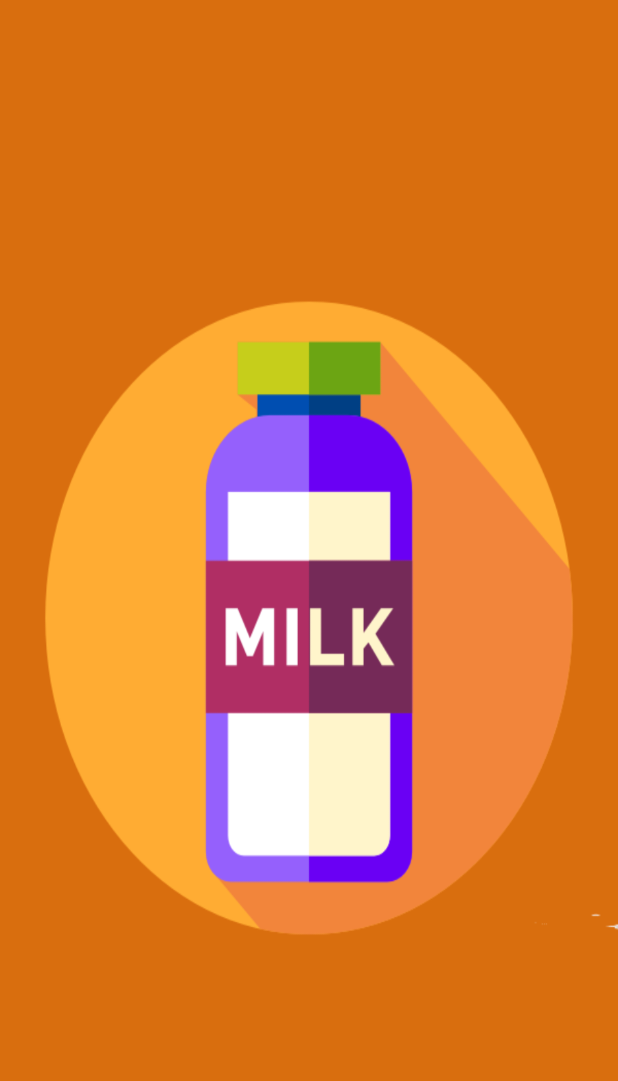
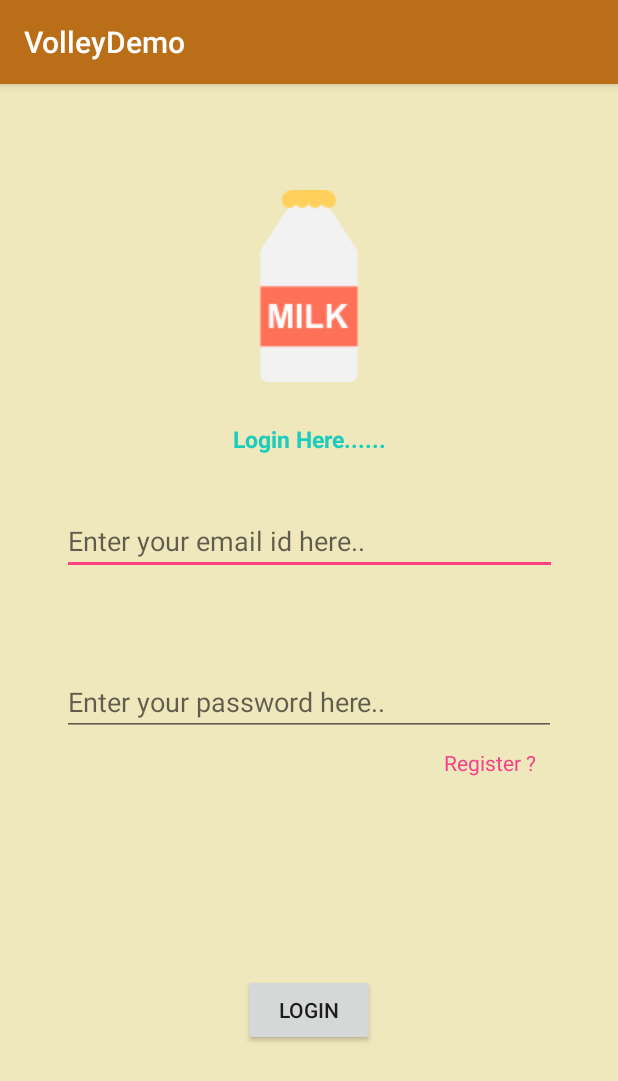
Before and after one commit to nikant20/VolleyDemo, an Android app: the screen it shows after launch (SplashActivity before the commit, LoginActivity after it), on a phone screen of 412 x 824 dp. Shown: the top 1081 px of the screen. Run offline under Robolectric (Android 15) with nearby library versions, the phone set to English and light mode, and no system bars; our stand-ins replace ButterKnife, Volley.

Commit message:
added login functionality.

```diff
--- a/app/build.gradle
+++ b/app/build.gradle
@@ -27,5 +27,6 @@ dependencies {
     compile 'com.android.support:appcompat-v7:25.3.1'
     compile 'com.android.support.constraint:constraint-layout:1.0.2'
     compile 'com.jakewharton:butterknife:8.8.1'
+    compile 'com.android.volley:volley:1.0.0'
     testCompile 'junit:junit:4.12'
 }
--- /dev/null
+++ b/app/src/main/java/com/example/nikant20/volleydemo/activity/activity/LoginActivity.java
@@ -0,0 +1,142 @@
+package com.example.nikant20.volleydemo.activity.activity;
+
+import android.content.Intent;
+import android.content.SharedPreferences;
+import android.support.v7.app.AppCompatActivity;
+import android.os.Bundle;
+import android.view.View;
+import android.widget.Button;
+import android.widget.EditText;
+import android.widget.TextView;
+import android.widget.Toast;
+import com.android.volley.AuthFailureError;
+import com.android.volley.Request;
+import com.android.volley.RequestQueue;
+import com.android.volley.Response;
+import com.android.volley.VolleyError;
+import com.android.volley.toolbox.StringRequest;
+import com.android.volley.toolbox.Volley;
+import com.example.nikant20.volleydemo.R;
+import com.example.nikant20.volleydemo.activity.model.User;
+import com.example.nikant20.volleydemo.activity.model.Util;
+import org.json.JSONObject;
+import java.util.HashMap;
+import java.util.Map;
+
+import butterknife.BindView;
+import butterknife.ButterKnife;
+
+public class LoginActivity extends AppCompatActivity implements View.OnClickListener {
+
+    @BindView(R.id.editTextEmail)
+    EditText editTextEmail;
+
+    @BindView(R.id.editTextPassword)
+    EditText editTextPassword;
+
+    @BindView(R.id.buttonLogin)
+    Button buttonLogin;
+
+    @BindView(R.id.textViewRegister)
+    TextView textViewRegister;
+
+    RequestQueue requestQueue;
+    StringRequest stringRequest;
+
+    User user;
+
+    SharedPreferences sharedPreferences;
+    SharedPreferences.Editor editor;
+
+
+    @Override
+    protected void onCreate(Bundle savedInstanceState) {
+        super.onCreate(savedInstanceState);
+        setContentView(R.layout.activity_login);
+
+        ButterKnife.bind(this);
+
+        requestQueue = Volley.newRequestQueue(this);
+        user = new User();
+
+        buttonLogin.setOnClickListener(this);
+        textViewRegister.setOnClickListener(this);
+
+
+    }
+
+    @Override
+    public void onClick(View v) {
+
+        switch (v.getId()) {
+
+            case R.id.buttonLogin:
+                user.setEmail(editTextEmail.getText().toString().trim());
+                user.setPassword(editTextPassword.getText().toString().trim());
+
+                loginUser();
+                break;
+            case R.id.textViewRegister:
+                Intent intent = new Intent(LoginActivity.this, SignUpActivity.class);
+                startActivity(intent);
+                break;
+
+        }
+
+    }
+
+    void loginUser() {
+
+        stringRequest = new StringRequest(Request.Method.POST, Util.LOGIN_ENDPOINT, new Response.Listener<String>() {
+            @Override
+            public void onResponse(String response) {
+
+                try {
+                    JSONObject jsonObject = new JSONObject(response);
+                    int success = jsonObject.getInt("success");
+                    String message = jsonObject.getString("message");
+
+                    Toast.makeText(LoginActivity.this, message, Toast.LENGTH_LONG).show();
+
+                    if (success == 1) {
+
+
+                        editor.putBoolean(Util.KEY_LOGREG, true);
+                        editor.commit();
+
+                        Intent intent = new Intent(LoginActivity.this, HomeActivity.class);
+                        startActivity(intent);
+                        finish();
+                    }
+
+                } catch (Exception e) {
+                    e.printStackTrace();
+                    Toast.makeText(LoginActivity.this, "Some Exception", Toast.LENGTH_LONG).show();
+                }
+            }
+        }, new Response.ErrorListener() {
+            @Override
+            public void onErrorResponse(VolleyError error) {
+                error.printStackTrace();
+                Toast.makeText(LoginActivity.this, "Some Volley Error", Toast.LENGTH_LONG).show();
+            }
+        })
+
+        {
+
+            @Override
+            protected Map<String, String> getParams() throws AuthFailureError {
+                Map<String, String> map = new HashMap<>();
+
+                map.put("email", user.getEmail());
+                map.put("password", user.getPassword());
+
+                return map;
+
+            }
+        }
+        ;
+
+        requestQueue.add(stringRequest);
+    }
+}
--- a/app/src/main/java/com/example/nikant20/volleydemo/activity/SplashActivity.java
+++ b/app/src/main/java/com/example/nikant20/volleydemo/activity/activity/SplashActivity.java
@@ -1,14 +1,18 @@
-package com.example.nikant20.volleydemo.activity;
+package com.example.nikant20.volleydemo.activity.activity;
 
 import android.content.Intent;
+import android.content.SharedPreferences;
 import android.os.Handler;
 import android.os.Message;
 import android.support.v7.app.AppCompatActivity;
 import android.os.Bundle;
 
 import com.example.nikant20.volleydemo.R;
+import com.example.nikant20.volleydemo.activity.model.Util;
 
 public class SplashActivity extends AppCompatActivity {
+
+    SharedPreferences sharedPreferences;
 
     @Override
     protected void onCreate(Bundle savedInstanceState) {
@@ -16,7 +20,16 @@ public class SplashActivity extends AppCompatActivity {
         getSupportActionBar().hide();
         setContentView(R.layout.activity_splash);
 
-        handler.sendEmptyMessageDelayed(001,10000);
+
+        sharedPreferences = getSharedPreferences(Util.PREFS_NAME, MODE_PRIVATE);
+        boolean check = sharedPreferences.getBoolean(Util.KEY_LOGREG, false);
+
+
+        if (check) {
+            handler.sendEmptyMessageDelayed(000, 3000);
+        } else
+            handler.sendEmptyMessageDelayed(100, 3000);
+
 
     }
 
@@ -25,13 +38,15 @@ public class SplashActivity extends AppCompatActivity {
 
         @Override
         public void handleMessage(Message msg) {
-            if (msg.what == 001) {
+            if (msg.what == 100) {
 
                 Intent intent = new Intent(SplashActivity.this, LoginActivity.class);
                 startActivity(intent);
                 finish();
-
-
+            }else{
+                Intent intent = new Intent(SplashActivity.this, SignUpActivity.class);
+                startActivity(intent);
+                finish();
             }
         }
     };
--- a/app/src/main/res/layout/activity_login.xml
+++ b/app/src/main/res/layout/activity_login.xml
@@ -2,8 +2,114 @@
 <android.support.constraint.ConstraintLayout xmlns:android="http://schemas.android.com/apk/res/android"
     xmlns:app="http://schemas.android.com/apk/res-auto"
     xmlns:tools="http://schemas.android.com/tools"
+    android:background="#efe8bd"
     android:layout_width="match_parent"
     android:layout_height="match_parent"
-    tools:context="com.example.nikant20.volleydemo.activity.LoginActivity">
+    tools:context="com.example.nikant20.volleydemo.activity.activity.LoginActivity">
 
+    <ImageView
+        android:id="@+id/imageViewMilk"
+        android:layout_width="wrap_content"
+        android:layout_height="wrap_content"
+        app:srcCompat="@drawable/milk"
+        app:layout_constraintTop_toTopOf="parent"
+        android:layout_marginTop="8dp"
+        app:layout_constraintBottom_toBottomOf="parent"
+        android:layout_marginBottom="8dp"
+        android:layout_marginRight="8dp"
+        app:layout_constraintRight_toRightOf="parent"
+        android:layout_marginLeft="8dp"
+        app:layout_constraintLeft_toLeftOf="parent"
+        app:layout_constraintVertical_bias="0.1" />
+
+    <TextView
+        android:id="@+id/textView"
+        android:layout_width="wrap_content"
+        android:layout_height="wrap_content"
+        android:text="Login Here......"
+        android:textColor="#1cccbd"
+        android:textStyle="bold"
+        android:textSize="15dp"
+        app:layout_constraintBottom_toBottomOf="parent"
+        android:layout_marginBottom="8dp"
+        android:layout_marginRight="8dp"
+        app:layout_constraintRight_toRightOf="parent"
+        android:layout_marginLeft="8dp"
+        app:layout_constraintLeft_toLeftOf="parent"
+        android:layout_marginTop="8dp"
+        app:layout_constraintTop_toBottomOf="@+id/imageViewMilk"
+        app:layout_constraintVertical_bias="0.036" />
+
+    <EditText
+        android:id="@+id/editTextEmail"
+        android:layout_width="330dp"
+        android:layout_height="44dp"
+        android:ems="10"
+        android:inputType="textEmailAddress"
+        android:hint="Enter your email id here.."
+        android:layout_marginTop="8dp"
+        app:layout_constraintTop_toBottomOf="@+id/textView"
+        app:layout_constraintBottom_toBottomOf="parent"
+        android:layout_marginBottom="8dp"
+        android:layout_marginRight="8dp"
+        app:layout_constraintRight_toRightOf="parent"
+        android:layout_marginLeft="8dp"
+        app:layout_constraintLeft_toLeftOf="parent"
+        app:layout_constraintVertical_bias="0.061"
+        tools:layout_editor_absoluteY="246dp"
+        tools:layout_editor_absoluteX="26dp" />
+
+    <EditText
+        android:id="@+id/editTextPassword"
+        android:layout_width="329dp"
+        android:layout_height="45dp"
+        android:ems="10"
+        android:inputType="textPassword"
+        android:hint="Enter your password here.."
+        android:layout_marginLeft="8dp"
+        app:layout_constraintLeft_toLeftOf="parent"
+        android:layout_marginRight="8dp"
+        app:layout_constraintRight_toRightOf="parent"
+        app:layout_constraintBottom_toBottomOf="parent"
+        android:layout_marginBottom="8dp"
+        android:layout_marginTop="8dp"
+        app:layout_constraintTop_toBottomOf="@+id/editTextEmail"
+        app:layout_constraintVertical_bias="0.143"
+        tools:layout_editor_absoluteY="315dp"
+        tools:layout_editor_absoluteX="26dp" />
+
+    <Button
+        android:id="@+id/buttonLogin"
+        android:layout_width="wrap_content"
+        android:layout_height="wrap_content"
+        android:text="Login"
+        android:layout_marginTop="8dp"
+        app:layout_constraintTop_toBottomOf="@+id/editTextPassword"
+        app:layout_constraintBottom_toBottomOf="parent"
+        android:layout_marginBottom="8dp"
+        android:layout_marginRight="8dp"
+        app:layout_constraintRight_toRightOf="parent"
+        android:layout_marginLeft="8dp"
+        app:layout_constraintLeft_toLeftOf="parent"
+        app:layout_constraintVertical_bias="0.559" />
+
+    <TextView
+        android:id="@+id/textViewRegister"
+        android:layout_width="78dp"
+        android:layout_height="27dp"
+        android:ems="10"
+        android:textColor="#f44289"
+        android:inputType="textPersonName"
+        android:text="Register ?"
+        android:layout_marginTop="8dp"
+        app:layout_constraintTop_toBottomOf="@+id/editTextPassword"
+        android:layout_marginBottom="8dp"
+        app:layout_constraintBottom_toTopOf="@+id/buttonLogin"
+        android:layout_marginRight="8dp"
+        app:layout_constraintRight_toRightOf="parent"
+        android:layout_marginLeft="8dp"
+        app:layout_constraintLeft_toLeftOf="parent"
+        app:layout_constraintHorizontal_bias="0.905"
+        app:layout_constraintVertical_bias="0.0"
+        tools:layout_editor_absoluteY="358dp" />
 </android.support.constraint.ConstraintLayout>
--- a/app/src/main/res/layout/activity_splash.xml
+++ b/app/src/main/res/layout/activity_splash.xml
@@ -6,6 +6,6 @@
     android:layout_width="match_parent"
     android:background="@drawable/splash"
     android:layout_height="match_parent"
-    tools:context="com.example.nikant20.volleydemo.activity.SplashActivity">
+    tools:context="com.example.nikant20.volleydemo.activity.activity.SplashActivity">
 
 </android.support.constraint.ConstraintLayout>
```
Also changed, not shown: app/src/main/AndroidManifest.xml (+6 -3 lines), app/src/main/java/com/example/nikant20/volleydemo/activity/SignUpActivity.java (deleted, +0 -15 lines), app/src/main/java/com/example/nikant20/volleydemo/activity/activity/HomeActivity.java (added, +10 -0 lines), app/src/main/java/com/example/nikant20/volleydemo/activity/activity/SignUpActivity.java (renamed from app/src/main/java/com/example/nikant20/volleydemo/activity/LoginActivity.java, +6 -3 lines), app/src/main/java/com/example/nikant20/volleydemo/activity/model/User.java (added, +69 -0 lines), app/src/main/java/com/example/nikant20/volleydemo/activity/model/Util.java (added, +20 -0 lines), app/src/main/res/layout/activity_sign_up.xml (+6 -6 lines), app/src/main/res/drawable/milk.png (added).
